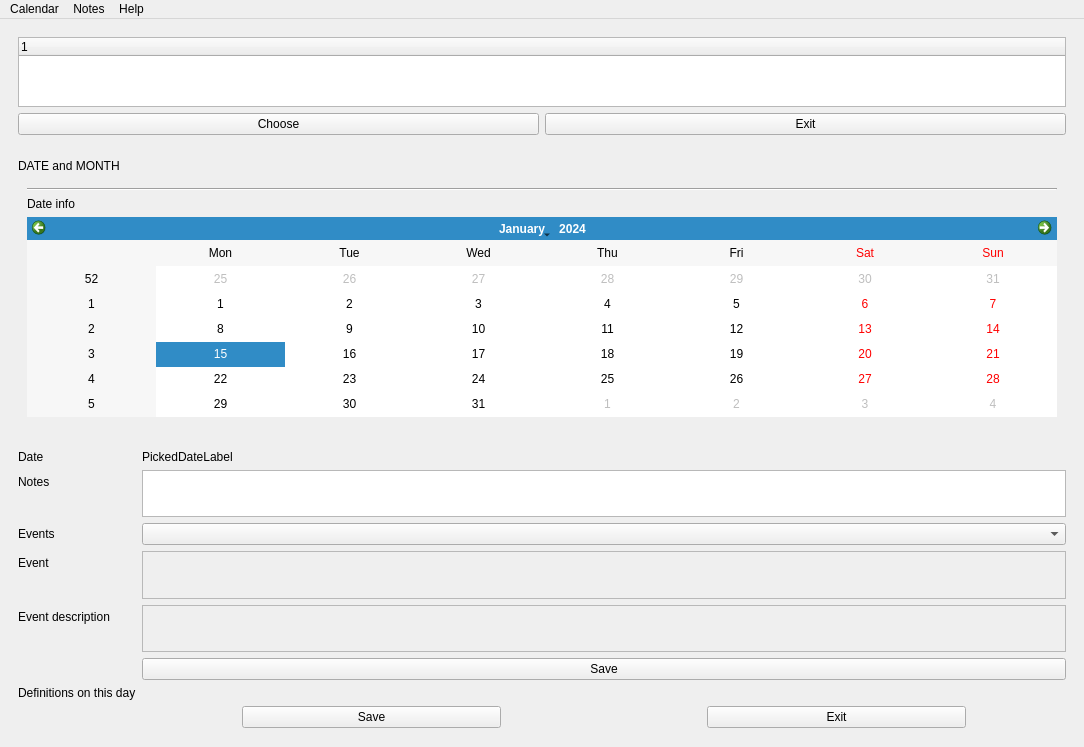
Before: the Qt Designer form OCAN.ui in Foolfl1ckz/OpenCalendarAndNotes, drawn with Qt 5.
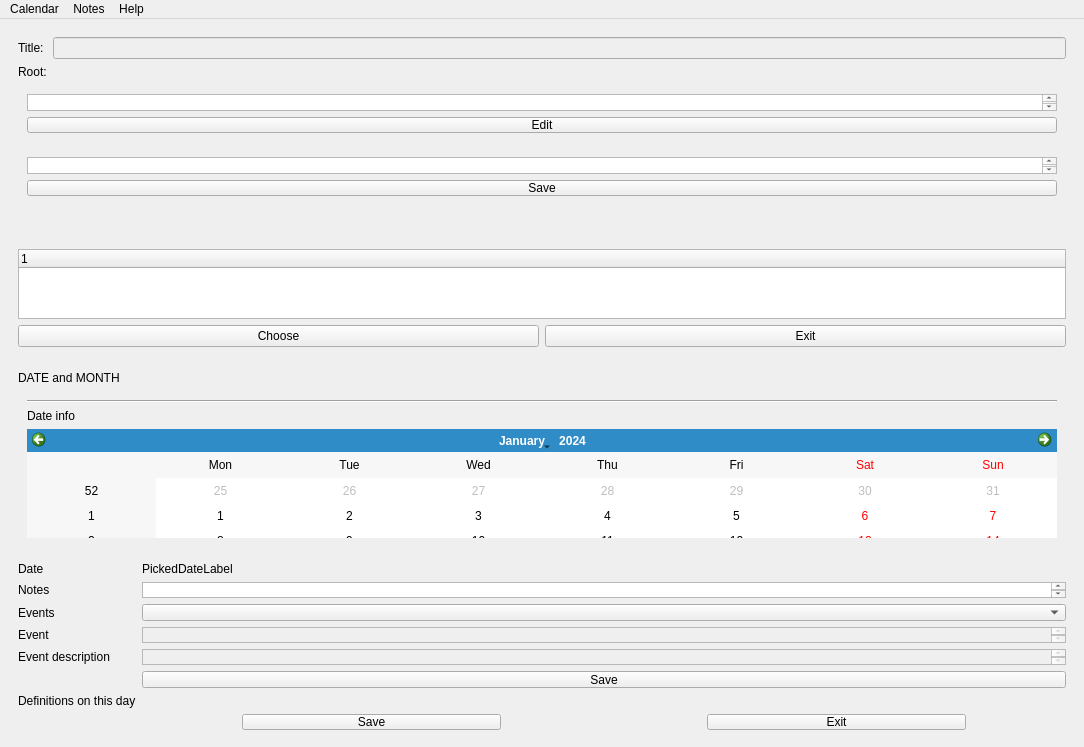
After: the same form once the commit is applied.

Commit message: Addded a nav tree for notes

```diff
--- a/OCAN.ui
+++ b/OCAN.ui
@@ -44,6 +44,82 @@
       <property name="sizeConstraint">
        <enum>QLayout::SetDefaultConstraint</enum>
       </property>
+      <item>
+       <widget class="QWidget" name="NotePage" native="true">
+        <property name="minimumSize">
+         <size>
+          <width>0</width>
+          <height>0</height>
+         </size>
+        </property>
+        <layout class="QVBoxLayout" name="verticalLayout_8">
+         <item>
+          <layout class="QFormLayout" name="formLayout_2">
+           <item row="0" column="0">
+            <widget class="QLabel" name="noteTitleLabel">
+             <property name="text">
+              <string>Title:</string>
+             </property>
+            </widget>
+           </item>
+           <item row="0" column="1">
+            <widget class="QLineEdit" name="noteTitleLineEdit">
+             <property name="enabled">
+              <bool>false</bool>
+             </property>
+            </widget>
+           </item>
+           <item row="1" column="0">
+            <widget class="QLabel" name="noteRootLabel">
+             <property name="text">
+              <string>Root:</string>
+             </property>
+            </widget>
+           </item>
+           <item row="1" column="1">
+            <widget class="QLabel" name="noteShowRootLabel">
+             <property name="text">
+              <string/>
+             </property>
+            </widget>
+           </item>
+          </layout>
+         </item>
+         <item>
+          <widget class="QWidget" name="noteShowLayout_2" native="true">
+           <layout class="QVBoxLayout" name="noteShowLayout">
+            <item>
+             <widget class="QTextBrowser" name="noteTextBrowser"/>
+            </item>
+            <item>
+             <widget class="QPushButton" name="noteEditPushButton_2">
+              <property name="text">
+               <string>Edit</string>
+              </property>
+             </widget>
+            </item>
+           </layout>
+          </widget>
+         </item>
+         <item>
+          <widget class="QWidget" name="noteEditLayout_2" native="true">
+           <layout class="QVBoxLayout" name="noteEditLayout">
+            <item>
+             <widget class="QTextEdit" name="noteTextEdit"/>
+            </item>
+            <item>
+             <widget class="QPushButton" name="noteSavePushButton">
+              <property name="text">
+               <string>Save</string>
+              </property>
+             </widget>
+            </item>
+           </layout>
+          </widget>
+         </item>
+        </layout>
+       </widget>
+      </item>
       <item>
        <widget class="QWidget" name="NoteLoadPage" native="true">
         <property name="minimumSize">
@@ -53,6 +129,13 @@
          </size>
         </property>
         <layout class="QVBoxLayout" name="verticalLayout_6">
+         <item>
+          <widget class="QLabel" name="pickedNoteRootLable">
+           <property name="text">
+            <string/>
+           </property>
+          </widget>
+         </item>
          <item>
           <widget class="QTreeWidget" name="noteTreeView">
            <column>
```
Left out of the diff: 22 changed lines with no effect on the pictures. The commit also changes 4 other files.
